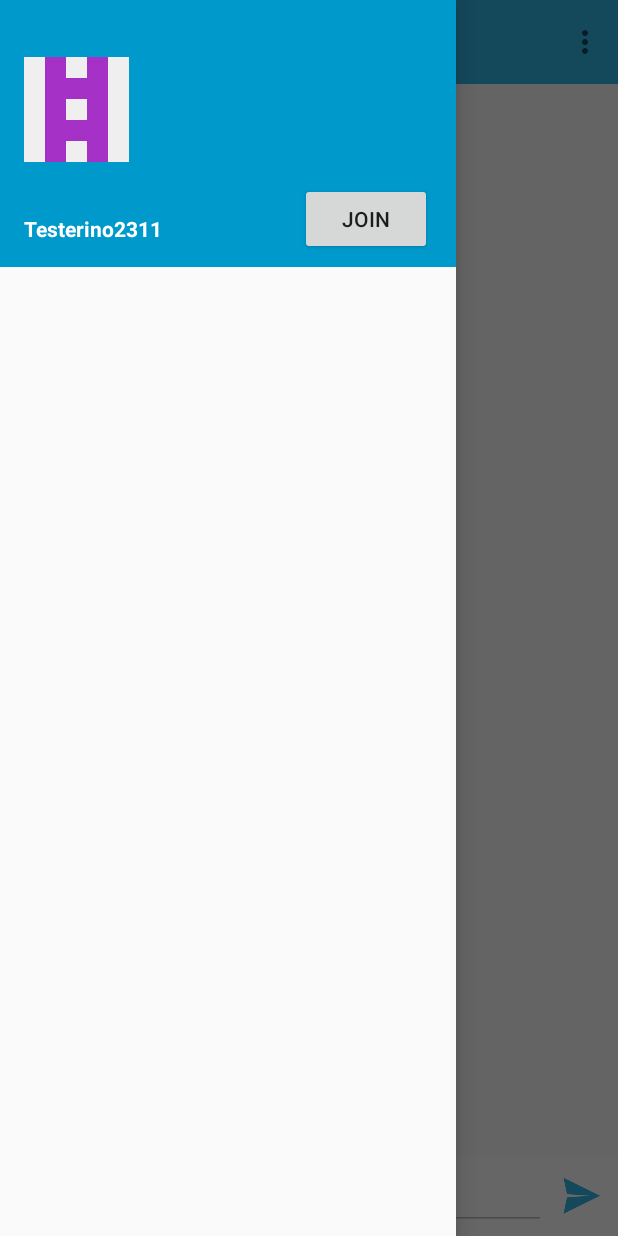
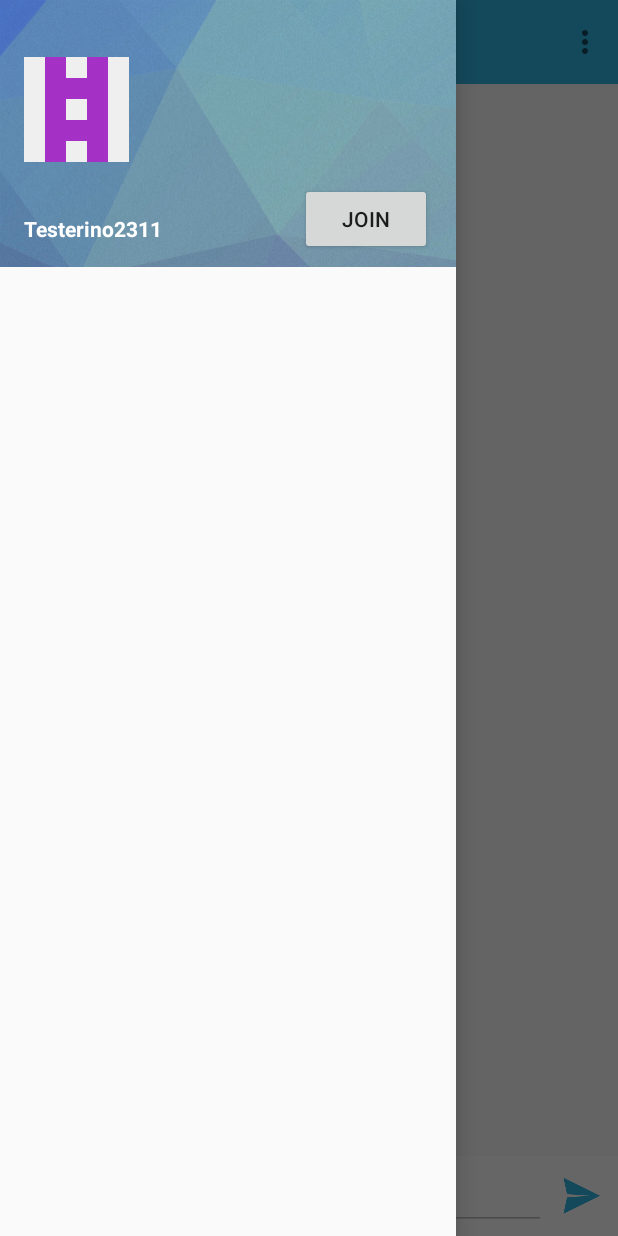
Before and after one commit to NavjotPanesar/IRCu, an Android app: the screen it shows after launch (ChatActivity), with the side drawer open, on a phone screen of 412 x 824 dp. Run offline under Robolectric (Android 15) with nearby library versions, the phone set to English and light mode, and no system bars; 5 statements that could not run were skipped.

Commit message:
Added header image

```diff
--- a/app/src/main/res/layout/navigation_header.xml
+++ b/app/src/main/res/layout/navigation_header.xml
@@ -2,7 +2,7 @@
 <RelativeLayout xmlns:android="http://schemas.android.com/apk/res/android"
     android:layout_width="match_parent"
     android:layout_height="178dp"
-    android:background="?attr/colorPrimaryDark"
+    android:background="@drawable/heroback"
     android:orientation="vertical"
     android:weightSum="1">
 
```
Also changed, not shown: app/src/main/res/drawable-hdpi/heroback.png (added), app/src/main/res/drawable-mdpi/heroback.png (added), app/src/main/res/drawable-xhdpi/heroback.png (added), app/src/main/res/drawable-xxhdpi/heroback.png (added).
